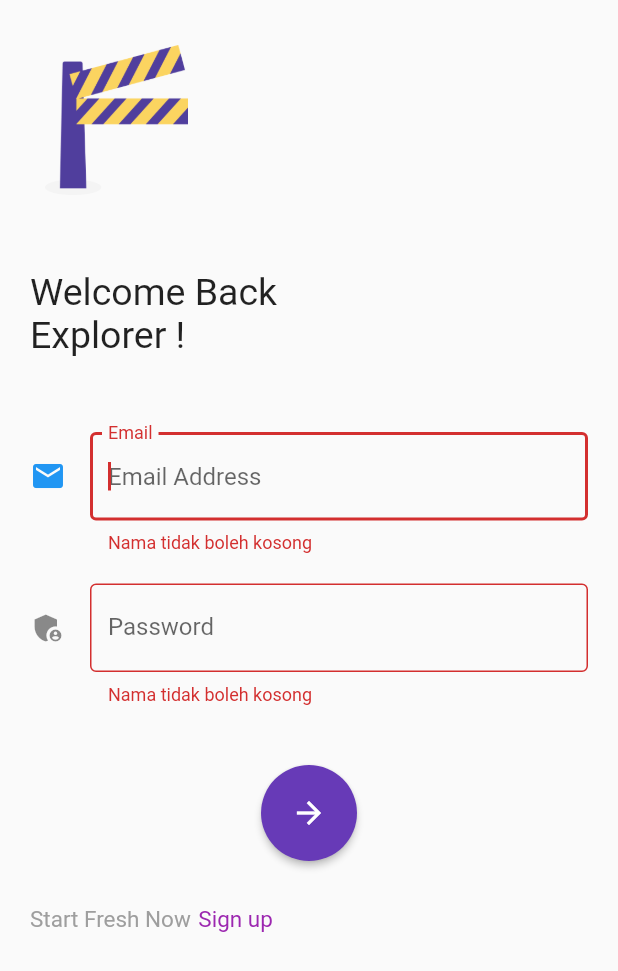
After one commit to raihanabdul13/bioskop_app, a Flutter app: the loginPage screen opened directly, after a tap on the "arrow forward" icon, on a phone screen of 412 x 824 dp. The commit adds this screen. Shown: the top 971 px of the screen. Run offline on Flutter 3.47's test engine with Material 2 defaults, Android fonts, the phone set to English and light mode, and no system bars; our stand-ins replace splashscreen.

Commit message:
add login page and validation

```diff
--- a/lib/pages/halamanAwal.dart
+++ b/lib/pages/halamanAwal.dart
@@ -1,6 +1,7 @@
 
 import 'package:flutter/material.dart';
 import 'register.dart';
+import 'login.dart';
 class firstPage extends StatelessWidget{
 
   @override
@@ -74,7 +75,14 @@ class firstPage extends StatelessWidget{
                 ),
                 GestureDetector(
                   onTap: (){
-                    print("Hello World");
+                    Navigator.push(
+                      context,
+                      MaterialPageRoute(
+                          builder: (BuildContext context){
+                            return loginPage();
+                          }
+                      )
+                    );
                   },
                   child: Container(
                     padding: EdgeInsets.only(top: 20),
--- /dev/null
+++ b/lib/pages/login.dart
@@ -0,0 +1,180 @@
+
+
+import 'package:bioskop_app/pages/register.dart';
+import 'package:flutter/cupertino.dart';
+import 'package:flutter/material.dart';
+import 'package:flutter/services.dart';
+
+class loginPage extends StatelessWidget{
+  final _formKey = GlobalKey<FormState>();
+
+  @override
+  Widget build(BuildContext context) {
+    return Scaffold(
+      body: ListView(
+        children: <Widget>[
+          Container(
+            child: Image.asset(
+                'assets/logo.png',
+              height: 100,
+              alignment: Alignment.topLeft,
+            ),
+            padding: EdgeInsets.only(
+              top: 30,
+              bottom: 50,
+              left: 30
+            ),
+          ),
+          Container(
+            child: Text(
+              'Welcome Back',
+              style: TextStyle(
+                fontSize: 25,
+              ),
+              textAlign: TextAlign.left,
+            ),
+            padding: EdgeInsets.only(left: 20),
+          ),
+          Container(
+            child: Text(
+              'Explorer !',
+              style: TextStyle(
+                fontSize: 25,
+              ),
+              textAlign: TextAlign.left,
+            ),
+            padding: EdgeInsets.only(left: 20),
+          ),
+          Form(
+            key: _formKey,
+              child: Column(
+                children: <Widget>[
+                  Container(
+                    child: TextFormField(
+                      autofocus: true,
+                      keyboardType: TextInputType.name,
+                      decoration: InputDecoration(
+                        labelText: 'Email',
+                        hintText: 'Email Address',
+                        icon: Icon(Icons.email),
+                        border: OutlineInputBorder(),
+                      ),
+                      validator: (value){
+                        if(value == null || value.isEmpty){
+                          return 'Nama tidak boleh kosong';
+                        }
+                        if(!value.contains("@")){
+                          return 'Tidak terdapat @';
+                        }
+                        if(value.length > 50){
+                          return 'Name is so long, max 50 characters';
+                        }
+                      },
+                    ),
+                    padding: EdgeInsets.only(
+                      top: 50,
+                      left: 20,
+                      right: 20,
+                      bottom: 10
+                    ),
+                  ),
+                  Container(
+                    child: TextFormField(
+                      keyboardType: TextInputType.visiblePassword,
+                      decoration: InputDecoration(
+                        labelText: 'Password',
+                        hintText: 'Masukkan Password',
+                        icon: Icon(Icons.admin_panel_settings_sharp),
+                        border: OutlineInputBorder(),
+                      ),
+                      validator: (value){
+                        if(value == null || value.isEmpty){
+                          return 'Nama tidak boleh kosong';
+                        }
+                        if(value.length < 8){
+                          return 'Password must be atleast 8 characters long';
+                        }
+                      },
+                    ),
+                    padding: EdgeInsets.only(
+                      top: 10,
+                      bottom: 10,
+                      left: 20,
+                      right: 20
+                    ),
+                  ),
+                  Container(
+                    padding: EdgeInsets.only(
+                        top: 30
+                    ),
+                    child: ElevatedButton(
+                      onPressed: (){
+                        if (_formKey.currentState!.validate()) {
+                          // If the form is valid, display a snackbar. In the real world,
+                          // you'd often call a server or save the information in a database.
+                          ScaffoldMessenger.of(context).showSnackBar(
+                            const SnackBar(content: Text('Processing Login')),
+                          );
+                        }
+                      },
+                      child: Icon(Icons.arrow_forward_sharp,color:Colors.white),
+                      style: ElevatedButton.styleFrom(
+                        shape: CircleBorder(),
+                        padding: EdgeInsets.all(20),
+                        primary: Colors.deepPurple,
+                        onPrimary: Colors.purple
+                      ),
+                    ),
+                  )
+                ],
+              ),
+          ),
+          Row(
+            mainAxisAlignment: MainAxisAlignment.start,
+            children: <Widget>[
+              Container(
+                padding: EdgeInsets.only(
+                  top: 30,
+                  left: 20,
+                ),
+                child: Text(
+                  'Start Fresh Now',
+                  style: TextStyle(
+                      fontSize: 15,
+                      color: Colors.grey
+                  ),
+                  textAlign: TextAlign.left,
+                ),
+              ),
+              GestureDetector(
+                onTap: (){
+                  Navigator.push(
+                      context,
+                      MaterialPageRoute(
+                          builder: (BuildContext context){
+                            return registerPage();
+                          }
+                      )
+                  );
+                },
+                child: Container(
+                  padding: EdgeInsets.only(
+                      top: 30,
+                    left: 5
+                  ),
+                  child:Text(
+                    'Sign up',
+                    style: TextStyle(
+                        fontSize: 15,
+                        color: Colors.purple
+                    ),
+                  ),
+                ),
+              )
+            ],
+          )
+        ],
+      ),
+    );
+  }
+}
--- a/lib/pages/register.dart
+++ b/lib/pages/register.dart
@@ -84,6 +84,9 @@ var confirmPass;
                                 validator: (value){
                                   if(value == null || value.isEmpty){
                                     return 'Email tidak boleh kosong';
+                                  }
+                                  if(!value.contains("@")){
+                                    return 'Tidak terdapat @';
                                   }
                                   if(value.length > 50){
                                     return 'Email is so long, max 50 characters';
```
